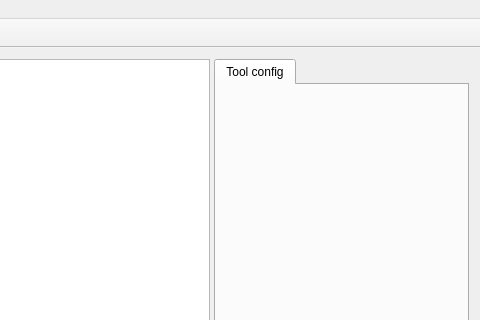
Above: R_Visualizer/mainwindow.ui from NeverKnewTheName/R_Visualizer before the change; both pictures show x 560 to 1040 and y 0 to 320 of the 1040 by 791 pixel window. Below: the same form after it.
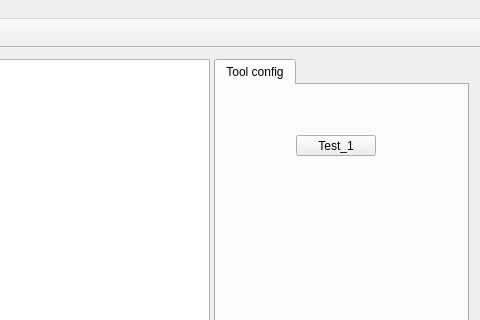
That is the form after the change. Icons and pictures are not drawn. Custom widgets are drawn as their Qt base class.

Diff of the .ui file:
```diff
--- a/R_Visualizer/mainwindow.ui
+++ b/R_Visualizer/mainwindow.ui
@@ -60,6 +60,19 @@
         <attribute name="toolTip">
          <string>Configure the tool itself</string>
         </attribute>
+        <widget class="QPushButton" name="TestPB_1">
+         <property name="geometry">
+          <rect>
+           <x>80</x>
+           <y>50</y>
+           <width>80</width>
+           <height>21</height>
+          </rect>
+         </property>
+         <property name="text">
+          <string>Test_1</string>
+         </property>
+        </widget>
        </widget>
       </widget>
      </widget>
```
